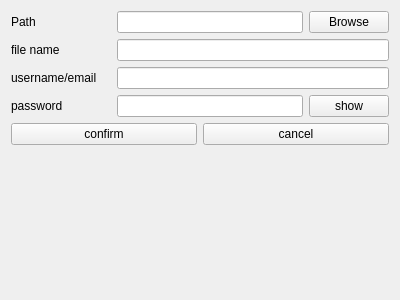
The window that src/UI/newFile.ui (PandaGamersHDNL/LocoPass) describes before a commit, drawn with Qt 5.
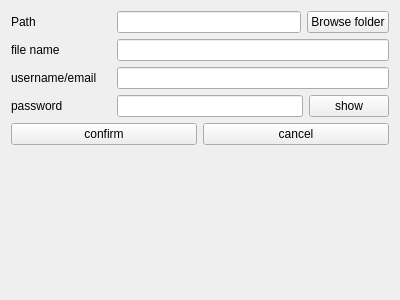
The same window after the commit.

```diff
--- a/src/UI/newFile.ui
+++ b/src/UI/newFile.ui
@@ -44,7 +44,7 @@
      <item>
       <widget class="QPushButton" name="browseBtn">
        <property name="text">
-        <string>Browse</string>
+        <string>Browse folder</string>
        </property>
       </widget>
      </item>
```
